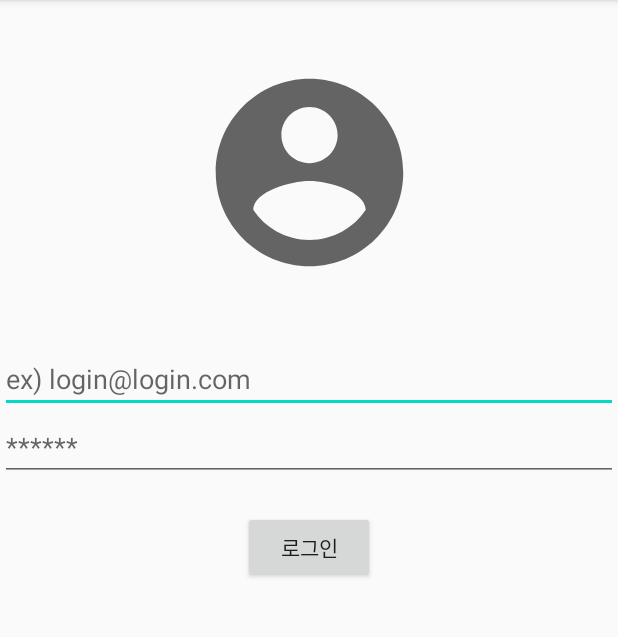
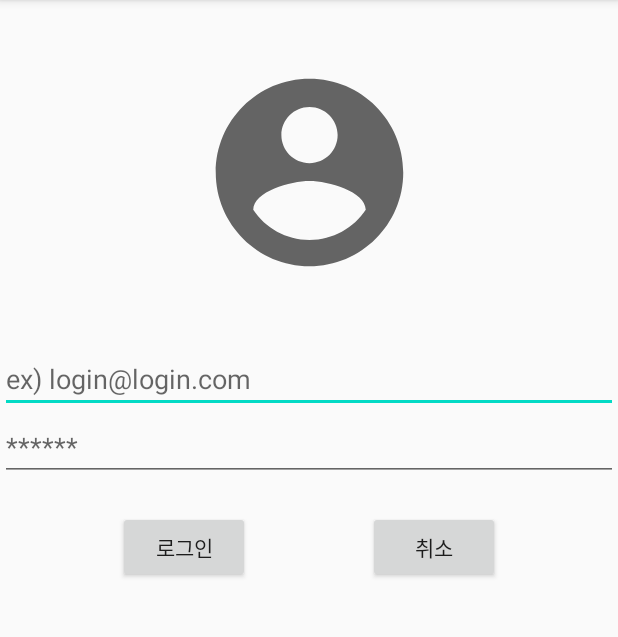
Before and after one commit to DongSu-Park/SourceTree_Tutorial, an Android app: the screen it shows after launch (LoginActivity), on a phone screen of 412 x 824 dp, the part 84-721 px from its top. Run offline under Robolectric (Android 15) with nearby library versions, the phone set to English and light mode, and no system bars.

Commit message:
Add to cancel button

```diff
--- a/app/src/main/java/com/example/sourcetree_tutorial/LoginActivity.kt
+++ b/app/src/main/java/com/example/sourcetree_tutorial/LoginActivity.kt
@@ -14,5 +14,9 @@ class LoginActivity : AppCompatActivity() {
             val intent = Intent(this, MainActivity::class.java)
             startActivity(intent)
         }
+
+        btn_cancel.setOnClickListener {
+            finish()
+        }
     }
 }
--- a/app/src/main/res/layout/activity_login.xml
+++ b/app/src/main/res/layout/activity_login.xml
@@ -46,6 +46,16 @@
         android:layout_marginTop="20dp"
         app:layout_constraintTop_toBottomOf="@id/et_password"
         app:layout_constraintStart_toStartOf="parent"
+        app:layout_constraintEnd_toStartOf="@id/btn_cancel"/>
+
+    <Button
+        android:id="@+id/btn_cancel"
+        android:layout_width="wrap_content"
+        android:layout_height="wrap_content"
+        android:text="@string/btn_cancel"
+        android:layout_marginTop="20dp"
+        app:layout_constraintTop_toBottomOf="@id/et_password"
+        app:layout_constraintStart_toEndOf="@id/btn_login"
         app:layout_constraintEnd_toEndOf="parent"/>
 
 </androidx.constraintlayout.widget.ConstraintLayout>
--- a/app/src/main/res/values/strings.xml
+++ b/app/src/main/res/values/strings.xml
@@ -4,4 +4,5 @@
     <string name="ex_password">******</string>
     <string name="btn_login">로그인</string>
     <string name="text_main">MainActivity binding</string>
+    <string name="btn_cancel">취소</string>
 </resources>
```
